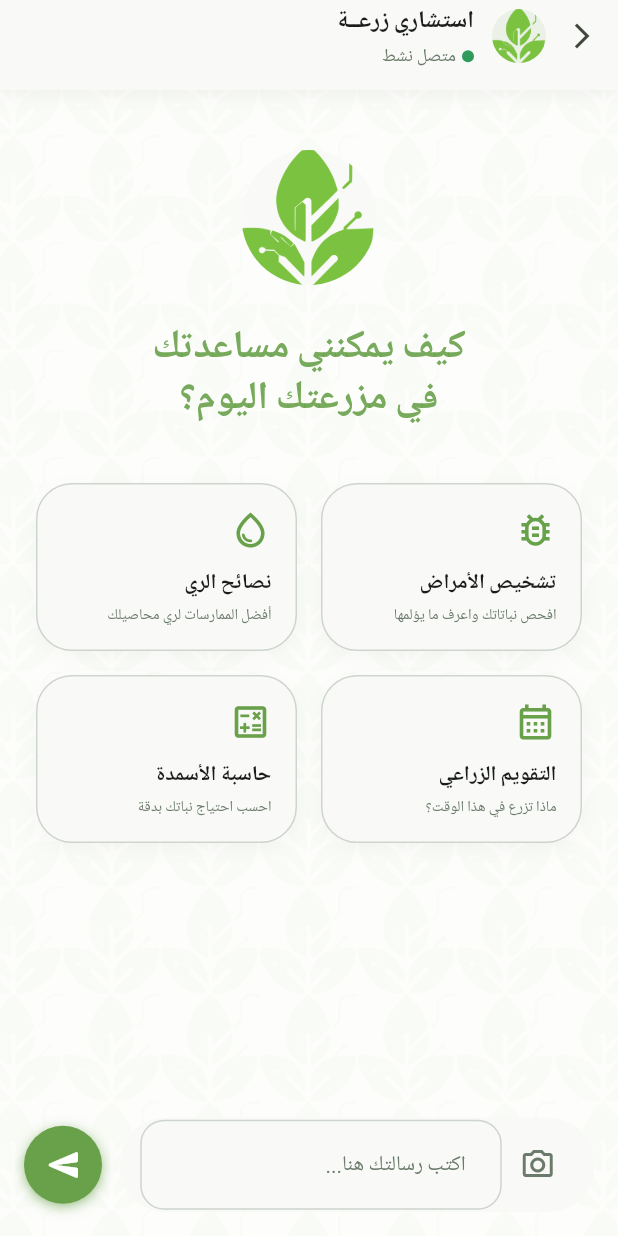
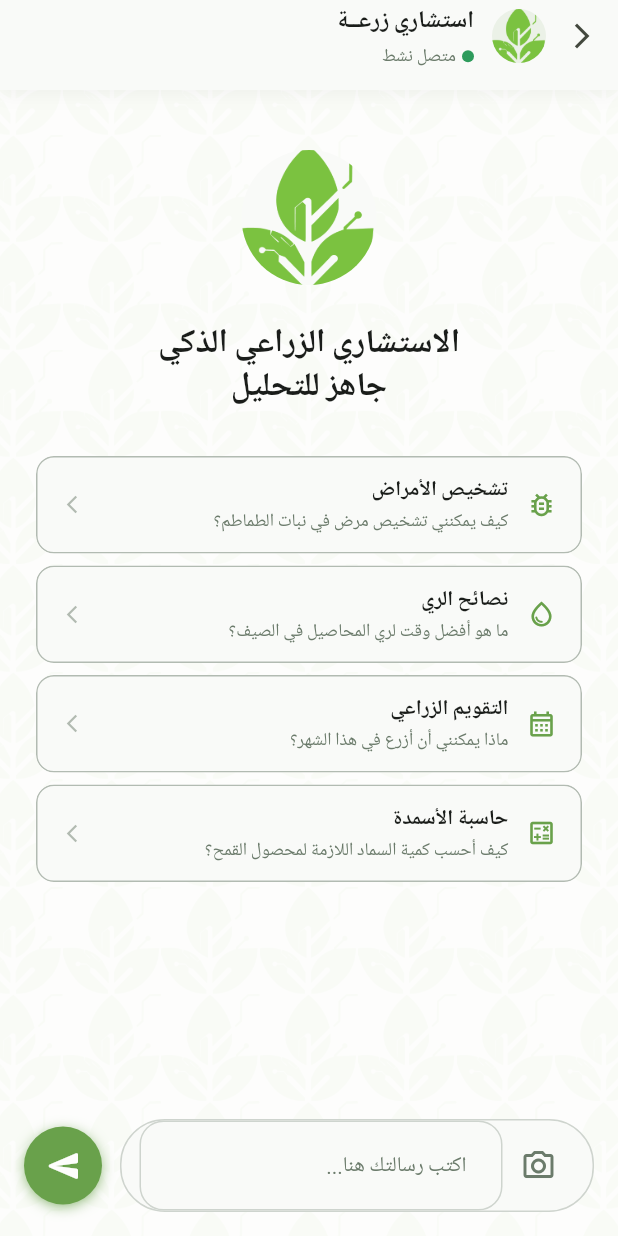
Before and after one commit to engsalah555/smart-farmer, a Flutter app: the ChatbotScreen screen opened by its route, on a phone screen of 412 x 824 dp. Run offline on Flutter 3.47's test engine with Material 3 defaults, Android fonts, the phone set to English and light mode, and no system bars; our stand-ins replace cached_network_image, camera, dio, firebase_core, firebase_database, fl_chart and 16 more; missing offline and left inert: camera_platform_interface, tflite_flutter; accounts and stored records are empty; network calls fail; Roboto replaces fonts that are missing (Cairo); project files that could hold a hidden picture were left out.

Commit message:
refactor(ai): apply impeccable design principles to chatbot screen
- Redesign starter grid into professional command palette
- Remove decorative glassmorphism from input area
- Optimize image loading with cache bounds
- Replace hardcoded colors with semantic context tokens

```diff
--- a/lib/features/ai/screens/chatbot_screen.dart
+++ b/lib/features/ai/screens/chatbot_screen.dart
@@ -5,7 +5,6 @@ import 'package:image_picker/image_picker.dart';
 import 'package:go_router/go_router.dart';
 
 import '../../../core/constants.dart';
-import '../../../core/widgets/molecules/glassmorphic_container.dart';
 import '../../../core/widgets/fade_in_slide.dart';
 import '../../../core/services/locator.dart';
 import '../services/gemini_service.dart';
@@ -240,9 +239,7 @@ class _ChatbotScreenState extends State<ChatbotScreen> {
         color: context.surface,
         boxShadow: [
           BoxShadow(
-            color: isDark
-                ? Colors.black.withValues(alpha: 0.3)
-                : Colors.black.withValues(alpha: 0.05),
+            color: context.black.withValues(alpha: isDark ? 0.3 : 0.05),
             blurRadius: 10,
             offset: const Offset(0, 2),
           ),
@@ -335,7 +332,7 @@ class _ChatbotScreenState extends State<ChatbotScreen> {
                       borderRadius: BorderRadius.circular(16),
                       boxShadow: [
                         BoxShadow(
-                          color: Colors.black.withValues(alpha: 0.1),
+                          color: context.black.withValues(alpha: 0.1),
                           blurRadius: 8,
                         ),
                       ],
@@ -344,6 +341,7 @@ class _ChatbotScreenState extends State<ChatbotScreen> {
                     child: Image.memory(
                       message.images!.first,
                       width: 200,
+                      cacheWidth: 400,
                       fit: BoxFit.cover,
                     ),
                   ),
@@ -417,17 +415,17 @@ class _ChatbotScreenState extends State<ChatbotScreen> {
             duration: const Duration(milliseconds: 600),
             delay: const Duration(milliseconds: 200),
             child: Text(
-              'كيف يمكنني مساعدتك\nفي مزرعتك اليوم؟',
+              'الاستشاري الزراعي الذكي\nجاهز للتحليل',
               textAlign: TextAlign.center,
               style: TextStyle(
-                fontSize: 26,
+                fontSize: 22,
                 fontWeight: FontWeight.bold,
-                color: context.primary.withValues(alpha: 0.9),
+                color: context.textColor,
                 height: 1.3,
               ),
             ),
           ),
-          const SizedBox(height: 40),
+          const SizedBox(height: 32),
           _buildStarterGrid(),
         ],
       ),
@@ -437,106 +435,98 @@ class _ChatbotScreenState extends State<ChatbotScreen> {
   Widget _buildStarterGrid() {
     return Column(
       children: [
-        Row(
-          children: [
-            Expanded(
-              child: _buildStarterCard(
+        _buildStarterCommand(
           'تشخيص الأمراض',
           Icons.bug_report_outlined,
-                'افحص نباتاتك واعرف ما يؤلمها',
-                () => _messageController.text =
           'كيف يمكنني تشخيص مرض في نبات الطماطم؟',
+          delay: 0,
         ),
-            ),
-            const SizedBox(width: 16),
-            Expanded(
-              child: _buildStarterCard(
+        const SizedBox(height: 8),
+        _buildStarterCommand(
           'نصائح الري',
           Icons.water_drop_outlined,
-                'أفضل الممارسات لري محاصيلك',
-                () => _messageController.text =
           'ما هو أفضل وقت لري المحاصيل في الصيف؟',
+          delay: 100,
         ),
-            ),
-          ],
-        ),
-        const SizedBox(height: 16),
-        Row(
-          children: [
-            Expanded(
-              child: _buildStarterCard(
+        const SizedBox(height: 8),
+        _buildStarterCommand(
           'التقويم الزراعي',
           Icons.calendar_month_outlined,
-                'ماذا تزرع في هذا الوقت؟',
-                () => _messageController.text =
           'ماذا يمكنني أن أزرع في هذا الشهر؟',
+          delay: 200,
         ),
-            ),
-            const SizedBox(width: 16),
-            Expanded(
-              child: _buildStarterCard(
+        const SizedBox(height: 8),
+        _buildStarterCommand(
           'حاسبة الأسمدة',
           Icons.calculate_outlined,
-                'احسب احتياج نباتك بدقة',
-                () => _messageController.text =
           'كيف أحسب كمية السماد اللازمة لمحصول القمح؟',
-              ),
-            ),
-          ],
+          delay: 300,
         ),
       ],
     );
   }
 
-  Widget _buildStarterCard(
+  Widget _buildStarterCommand(
     String title,
     IconData icon,
-    String subtitle,
-    VoidCallback onTap,
-  ) {
+    String query, {
+    required int delay,
+  }) {
     return FadeInSlide(
-      duration: const Duration(milliseconds: 600),
-      beginOffset: const Offset(0.2, 0),
-      child: GestureDetector(
+      duration: const Duration(milliseconds: 500),
+      delay: Duration(milliseconds: delay),
+      beginOffset: const Offset(0, 0.2),
+      child: Material(
+        color: context.surface,
+        borderRadius: BorderRadius.circular(12),
+        clipBehavior: Clip.antiAlias,
+        child: InkWell(
           onTap: () {
-          onTap();
+            _messageController.text = query;
             _handleSendMessage();
           },
           child: Container(
-          padding: const EdgeInsets.all(16),
+            padding: const EdgeInsets.symmetric(horizontal: 16, vertical: 12),
             decoration: BoxDecoration(
-            color: context.surface,
-            borderRadius: BorderRadius.circular(24),
-            border: Border.all(color: context.border),
-            boxShadow: [
-              BoxShadow(
-                color: context.black.withValues(
-                  alpha: context.isDark ? 0.2 : 0.03,
+              border: Border.all(color: context.border.withValues(alpha: 0.5)),
+              borderRadius: BorderRadius.circular(12),
             ),
-                blurRadius: 10,
-                offset: const Offset(0, 4),
+            child: Row(
+              children: [
+                Icon(icon, color: context.primary, size: 20),
+                const SizedBox(width: 12),
+                Expanded(
+                  child: Column(
+                    crossAxisAlignment: CrossAxisAlignment.start,
+                    children: [
+                      Text(
+                        title,
+                        style: TextStyle(
+                          fontWeight: FontWeight.w600,
+                          fontSize: 14,
+                          color: context.textColor,
+                        ),
+                      ),
+                      const SizedBox(height: 2),
+                      Text(
+                        query,
+                        style: TextStyle(
+                          color: context.textMuted,
+                          fontSize: 12,
+                        ),
+                        maxLines: 1,
+                        overflow: TextOverflow.ellipsis,
                       ),
                     ],
                   ),
-          child: Column(
-            crossAxisAlignment: CrossAxisAlignment.start,
-            mainAxisAlignment: MainAxisAlignment.center,
-            children: [
-              Icon(icon, color: context.primary, size: 28),
-              const SizedBox(height: 12),
-              Text(title, style: const TextStyle(fontWeight: FontWeight.bold)),
-              const SizedBox(height: 4),
-              Text(
-                subtitle,
-                style: TextStyle(
-                  color: context.textMuted,
-                  fontSize: 10,
-                  height: 1.4,
                 ),
-                maxLines: 2,
-                overflow: TextOverflow.ellipsis,
+                Icon(
+                  Icons.arrow_forward_ios,
+                  size: 14,
+                  color: context.textMuted.withValues(alpha: 0.5),
                 ),
               ],
+            ),
           ),
         ),
       ),
@@ -590,6 +580,7 @@ class _ChatbotScreenState extends State<ChatbotScreen> {
                         File(_selectedImage!.path),
                         width: 80,
                         height: 80,
+                        cacheWidth: 200,
                         fit: BoxFit.cover,
                       ),
                     ),
@@ -601,10 +592,10 @@ class _ChatbotScreenState extends State<ChatbotScreen> {
                         child: CircleAvatar(
                           radius: 20, // Increased touch target
                           backgroundColor: context.error.withValues(alpha: 0.9),
-                          child: const Icon(
+                          child: Icon(
                             Icons.close_rounded,
                             size: 18,
-                            color: Colors.white,
+                            color: context.white,
                           ),
                         ),
                       ),
@@ -616,11 +607,16 @@ class _ChatbotScreenState extends State<ChatbotScreen> {
           Row(
             children: [
               Expanded(
-                child: GlassmorphicContainer(
+                child: Container(
+                  padding: const EdgeInsets.symmetric(horizontal: 12),
+                  decoration: BoxDecoration(
+                    color: context.surface,
                     borderRadius: BorderRadius.circular(30),
-                  padding: const EdgeInsets.symmetric(horizontal: 12),
-                  opacity: context.isDark ? 0.7 : 0.9,
-                  color: context.surface,
+                    border: Border.all(
+                      color: context.border,
+                      width: 1,
+                    ),
+                  ),
                   child: Row(
                     children: [
                       IconButton(
@@ -669,7 +665,7 @@ class _ChatbotScreenState extends State<ChatbotScreen> {
                       ),
                     ],
                   ),
-                  child: const Icon(Icons.send_rounded, color: Colors.white),
+                  child: Icon(Icons.send_rounded, color: context.white),
                 ),
               ),
             ],
```
Lines whose indentation alone changed are shown as unchanged.
